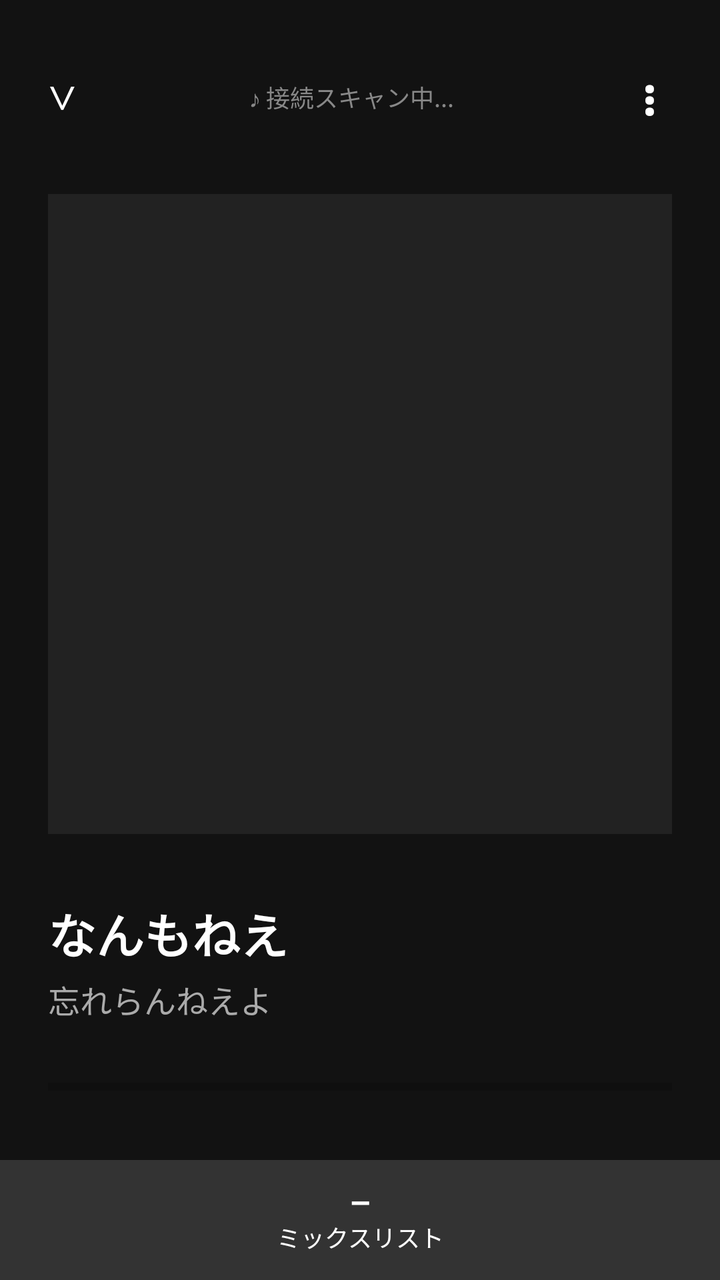
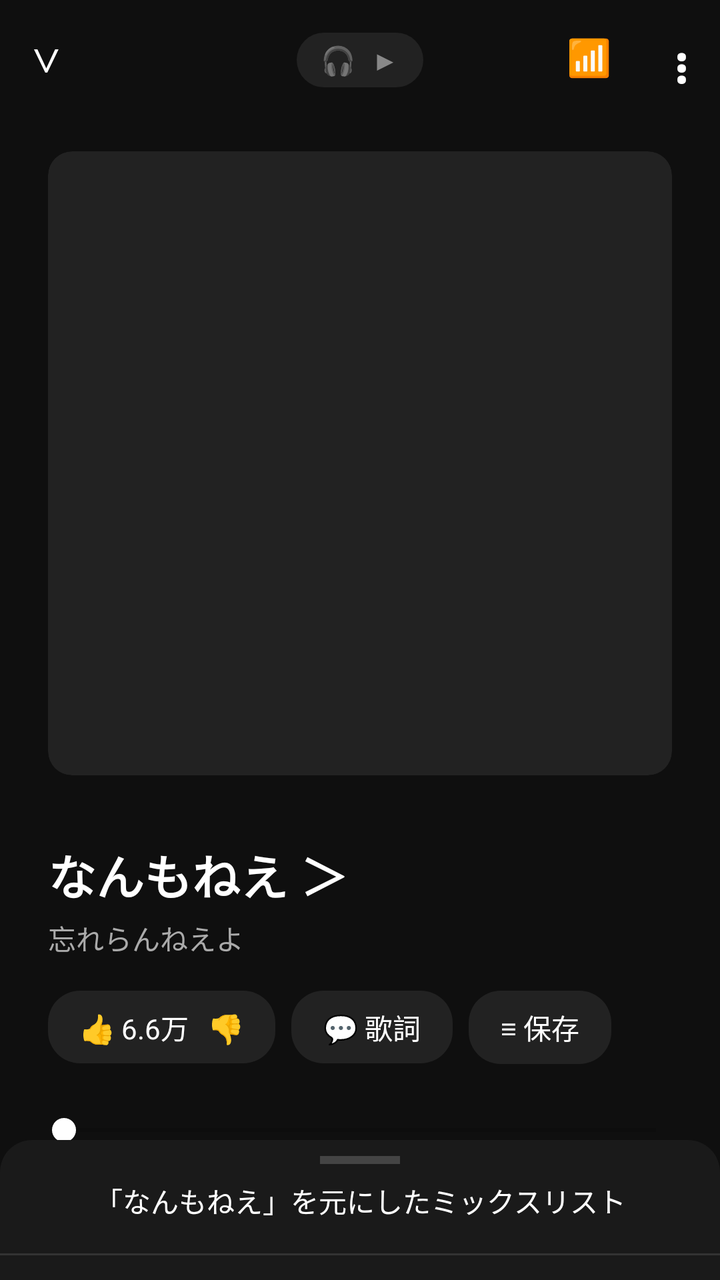

Compare the two renders of this Android layout. The source of the first and the diff that turns it into the second are given below.
<!-- AndroidManifest.xml: application theme Theme.AppCompat.Light.NoActionBar -->
<!-- res/layout/activity_client_camo.xml -->
<?xml version="1.0" encoding="utf-8"?>
<androidx.coordinatorlayout.widget.CoordinatorLayout xmlns:android="http://schemas.android.com/apk/res/android"
    xmlns:app="http://schemas.android.com/apk/res-auto"
    android:layout_width="match_parent"
    android:layout_height="match_parent"
    android:background="#121212">

    
    <LinearLayout
        android:layout_width="match_parent"
        android:layout_height="match_parent"
        android:orientation="vertical"
        android:padding="24dp">

        
        <LinearLayout
            android:layout_width="match_parent"
            android:layout_height="wrap_content"
            android:orientation="horizontal"
            android:gravity="center_vertical"
            android:layout_marginBottom="24dp">
            
            <TextView
                android:layout_width="wrap_content"
                android:layout_height="wrap_content"
                android:text="∨"
                android:textSize="20sp"
                android:textColor="#FFFFFF" />
                
            
            <TextView
                android:id="@+id/tvTargetIpCamo"
                android:layout_width="0dp"
                android:layout_weight="1"
                android:layout_height="wrap_content"
                android:text="♪ 接続スキャン中..."
                android:textColor="#888888"
                android:textSize="12sp"
                android:gravity="center" />
                
            
            <TextView
                android:id="@+id/btnConfigIpCamo"
                android:layout_width="wrap_content"
                android:layout_height="wrap_content"
                android:text="⋮"
                android:textSize="24sp"
                android:textColor="#FFFFFF"
                android:textStyle="bold"
                android:padding="8dp"/>
        </LinearLayout>

        
        <FrameLayout
            android:id="@+id/jacketContainer"
            android:layout_width="match_parent"
            android:layout_height="320dp"
            android:layout_marginBottom="32dp">

            
            <ImageView
                android:id="@+id/imgJacket"
                android:layout_width="match_parent"
                android:layout_height="match_parent"
                android:background="#222222"
                android:scaleType="centerCrop" />

            
            <WebView
                android:id="@+id/webViewCamo"
                android:layout_width="match_parent"
                android:layout_height="match_parent"
                android:background="#000000"
                android:visibility="gone" />
        </FrameLayout>

        
        <TextView
            android:id="@+id/tvTrackTitle"
            android:layout_width="match_parent"
            android:layout_height="wrap_content"
            android:text="なんもねえ"
            android:textColor="#FFFFFF"
            android:textSize="24sp"
            android:textStyle="bold"
            android:layout_marginBottom="4dp" />

        <TextView
            android:id="@+id/tvTrackArtist"
            android:layout_width="match_parent"
            android:layout_height="wrap_content"
            android:text="忘れらんねえよ"
            android:textColor="#AAAAAA"
            android:textSize="16sp"
            android:layout_marginBottom="24dp" />

        
        <ProgressBar
            android:id="@+id/progressBarCamo"
            style="?android:attr/progressBarStyleHorizontal"
            android:layout_width="match_parent"
            android:layout_height="wrap_content"
            android:progress="0"
            android:layout_marginBottom="24dp" />

        
        <LinearLayout
            android:layout_width="match_parent"
            android:layout_height="wrap_content"
            android:orientation="horizontal"
            android:gravity="center"
            android:layout_marginBottom="16dp">

            
            <TextView
                android:id="@+id/btnPrevCamo"
                android:layout_width="wrap_content"
                android:layout_height="wrap_content"
                android:text="⏮"
                android:textSize="40sp"
                android:textColor="#FFFFFF"
                android:padding="16dp" />

            <Space
                android:layout_width="16dp"
                android:layout_height="wrap_content" />

            
            <TextView
                android:id="@+id/btnPlayPauseCamo"
                android:layout_width="wrap_content"
                android:layout_height="wrap_content"
                android:text="▶"
                android:textSize="56sp"
                android:textColor="#FFFFFF"
                android:padding="16dp" />

            <Space
                android:layout_width="16dp"
                android:layout_height="wrap_content" />

            
            <TextView
                android:id="@+id/btnNextCamo"
                android:layout_width="wrap_content"
                android:layout_height="wrap_content"
                android:text="⏭"
                android:textSize="40sp"
                android:textColor="#FFFFFF"
                android:padding="16dp" />
        </LinearLayout>
    </LinearLayout>

    
    <LinearLayout
        android:id="@+id/bottomSheet"
        android:layout_width="match_parent"
        android:layout_height="400dp"
        android:background="#222222"
        android:orientation="vertical"
        app:layout_behavior="com.google.android.material.bottomsheet.BottomSheetBehavior"
        app:behavior_hideable="false"
        app:behavior_peekHeight="60dp">

        <TextView
            android:id="@+id/tvMixListTitle"
            android:layout_width="match_parent"
            android:layout_height="60dp"
            android:text="━\nミックスリスト"
            android:textColor="#FFFFFF"
            android:textSize="12sp"
            android:gravity="center"
            android:background="#333333" />

        <ListView
            android:id="@+id/lvVaultCamo"
            android:layout_width="match_parent"
            android:layout_height="match_parent" />

    </LinearLayout>

</androidx.coordinatorlayout.widget.CoordinatorLayout>
<!-- resources referenced by this layout -->
<resources>

</resources>

<!-- the commit's change to res/layout/activity_client_camo.xml (unified diff, before → after) -->
@@ -3,105 +3,202 @@
     xmlns:app="http://schemas.android.com/apk/res-auto"
     android:layout_width="match_parent"
     android:layout_height="match_parent"
-    android:background="#121212">
+    android:background="#0F0F0F">
 
     
-    <LinearLayout
+    <androidx.constraintlayout.widget.ConstraintLayout
         android:layout_width="match_parent"
-        android:layout_height="match_parent"
-        android:orientation="vertical"
-        android:padding="24dp">
+        android:layout_height="match_parent">
+
+        
+        <TextView
+            android:id="@+id/btnDown"
+            android:layout_width="wrap_content"
+            android:layout_height="wrap_content"
+            android:text="∨"
+            android:textColor="#FFFFFF"
+            android:textSize="20sp"
+            android:padding="16dp"
+            app:layout_constraintTop_toTopOf="parent"
+            app:layout_constraintStart_toStartOf="parent" />
 
         
         <LinearLayout
-            android:layout_width="match_parent"
+            android:layout_width="wrap_content"
             android:layout_height="wrap_content"
             android:orientation="horizontal"
-            android:gravity="center_vertical"
-            android:layout_marginBottom="24dp">
-            
-            <TextView
-                android:layout_width="wrap_content"
-                android:layout_height="wrap_content"
-                android:text="∨"
-                android:textSize="20sp"
-                android:textColor="#FFFFFF" />
+            android:background="@drawable/bg_chip_dark"
+            android:paddingHorizontal="12dp"
+            android:paddingVertical="4dp"
+            app:layout_constraintTop_toTopOf="@id/btnDown"
+            app:layout_constraintBottom_toBottomOf="@id/btnDown"
+            app:layout_constraintStart_toStartOf="parent"
+            app:layout_constraintEnd_toEndOf="parent">
+            <TextView android:layout_width="wrap_content" android:layout_height="wrap_content" android:text="🎧" android:textColor="#FFFFFF" android:paddingEnd="8dp"/>
+            <TextView android:layout_width="wrap_content" android:layout_height="wrap_content" android:text="▶" android:textColor="#888888"/>
+        </LinearLayout>
+
+        <TextView
+            android:id="@+id/btnConfigIpCamo"
+            android:layout_width="wrap_content"
+            android:layout_height="wrap_content"
+            android:text="⋮"
+            android:textColor="#FFFFFF"
+            android:textSize="24sp"
+            android:padding="16dp"
+            android:textStyle="bold"
+            app:layout_constraintTop_toTopOf="parent"
+            app:layout_constraintEnd_toEndOf="parent" />
+
+        <TextView
+            android:id="@+id/tvTargetIpCamo"
+            android:layout_width="wrap_content"
+            android:layout_height="wrap_content"
+            android:text="📶"
+            android:textColor="#FFFFFF"
+            android:textSize="18sp"
+            android:padding="16dp"
+            app:layout_constraintTop_toTopOf="parent"
+            app:layout_constraintEnd_toStartOf="@id/btnConfigIpCamo" />
+
+        
+        <androidx.cardview.widget.CardView
+            android:id="@+id/jacketCard"
+            android:layout_width="0dp"
+            android:layout_height="0dp"
+            android:layout_marginHorizontal="24dp"
+            android:layout_marginTop="16dp"
+            app:cardCornerRadius="12dp"
+            app:cardElevation="0dp"
+            app:cardBackgroundColor="#222222"
+            app:layout_constraintDimensionRatio="1:1"
+            app:layout_constraintTop_toBottomOf="@id/btnDown"
+            app:layout_constraintStart_toStartOf="parent"
+            app:layout_constraintEnd_toEndOf="parent">
+
+            <FrameLayout
+                android:id="@+id/jacketContainer"
+                android:layout_width="match_parent"
+                android:layout_height="match_parent">
                 
-            
-            <TextView
-                android:id="@+id/tvTargetIpCamo"
-                android:layout_width="0dp"
-                android:layout_weight="1"
-                android:layout_height="wrap_content"
-                android:text="♪ 接続スキャン中..."
-                android:textColor="#888888"
-                android:textSize="12sp"
-                android:gravity="center" />
-                
-            
-            <TextView
-                android:id="@+id/btnConfigIpCamo"
-                android:layout_width="wrap_content"
-                android:layout_height="wrap_content"
-                android:text="⋮"
-                android:textSize="24sp"
-                android:textColor="#FFFFFF"
-                android:textStyle="bold"
-                android:padding="8dp"/>
-        </LinearLayout>
-
-        
-        <FrameLayout
-            android:id="@+id/jacketContainer"
-            android:layout_width="match_parent"
-            android:layout_height="320dp"
-            android:layout_marginBottom="32dp">
-
-            
-            <ImageView
-                android:id="@+id/imgJacket"
-                android:layout_width="match_parent"
-                android:layout_height="match_parent"
-                android:background="#222222"
-                android:scaleType="centerCrop" />
-
-            
-            <WebView
-                android:id="@+id/webViewCamo"
-                android:layout_width="match_parent"
-                android:layout_height="match_parent"
-                android:background="#000000"
-                android:visibility="gone" />
-        </FrameLayout>
+                <ImageView
+                    android:id="@+id/imgJacket"
+                    android:layout_width="match_parent"
+                    android:layout_height="match_parent"
+                    android:scaleType="centerCrop" />
+
+                <WebView
+                    android:id="@+id/webViewCamo"
+                    android:layout_width="match_parent"
+                    android:layout_height="match_parent"
+                    android:background="#000000"
+                    android:visibility="gone" />
+            </FrameLayout>
+        </androidx.cardview.widget.CardView>
 
         
         <TextView
             android:id="@+id/tvTrackTitle"
-            android:layout_width="match_parent"
-            android:layout_height="wrap_content"
-            android:text="なんもねえ"
+            android:layout_width="0dp"
+            android:layout_height="wrap_content"
+            android:layout_marginTop="32dp"
+            android:layout_marginHorizontal="24dp"
+            android:text="なんもねえ ＞"
             android:textColor="#FFFFFF"
             android:textSize="24sp"
             android:textStyle="bold"
-            android:layout_marginBottom="4dp" />
+            app:layout_constraintTop_toBottomOf="@id/jacketCard"
+            app:layout_constraintStart_toStartOf="parent"
+            app:layout_constraintEnd_toEndOf="parent" />
 
         <TextView
             android:id="@+id/tvTrackArtist"
-            android:layout_width="match_parent"
-            android:layout_height="wrap_content"
+            android:layout_width="0dp"
+            android:layout_height="wrap_content"
+            android:layout_marginHorizontal="24dp"
+            android:layout_marginTop="4dp"
             android:text="忘れらんねえよ"
             android:textColor="#AAAAAA"
-            android:textSize="16sp"
-            android:layout_marginBottom="24dp" />
-
-        
-        <ProgressBar
+            android:textSize="14sp"
+            app:layout_constraintTop_toBottomOf="@id/tvTrackTitle"
+            app:layout_constraintStart_toStartOf="parent"
+            app:layout_constraintEnd_toEndOf="parent" />
+
+        
+        <HorizontalScrollView
+            android:id="@+id/actionScroll"
+            android:layout_width="match_parent"
+            android:layout_height="wrap_content"
+            android:layout_marginTop="16dp"
+            android:scrollbars="none"
+            app:layout_constraintTop_toBottomOf="@id/tvTrackArtist">
+            
+            <LinearLayout
+                android:layout_width="wrap_content"
+                android:layout_height="wrap_content"
+                android:orientation="horizontal"
+                android:paddingHorizontal="24dp">
+                
+                <TextView
+                    android:layout_width="wrap_content"
+                    android:layout_height="wrap_content"
+                    android:background="@drawable/bg_chip_dark"
+                    android:text="👍 6.6万   👎"
+                    android:textColor="#FFFFFF"
+                    android:paddingHorizontal="16dp"
+                    android:paddingVertical="8dp"
+                    android:layout_marginEnd="8dp"/>
+                <TextView
+                    android:layout_width="wrap_content"
+                    android:layout_height="wrap_content"
+                    android:background="@drawable/bg_chip_dark"
+                    android:text="💬 歌詞"
+                    android:textColor="#FFFFFF"
+                    android:paddingHorizontal="16dp"
+                    android:paddingVertical="8dp"
+                    android:layout_marginEnd="8dp"/>
+                <TextView
+                    android:layout_width="wrap_content"
+                    android:layout_height="wrap_content"
+                    android:background="@drawable/bg_chip_dark"
+                    android:text="≡ 保存"
+                    android:textColor="#FFFFFF"
+                    android:paddingHorizontal="16dp"
+                    android:paddingVertical="8dp"/>
+            </LinearLayout>
+        </HorizontalScrollView>
+
+        
+        <SeekBar
             android:id="@+id/progressBarCamo"
-            style="?android:attr/progressBarStyleHorizontal"
-            android:layout_width="match_parent"
-            android:layout_height="wrap_content"
+            android:layout_width="match_parent"
+            android:layout_height="wrap_content"
+            android:layout_marginHorizontal="16dp"
+            android:layout_marginTop="24dp"
             android:progress="0"
-            android:layout_marginBottom="24dp" />
+            android:progressTint="#FFFFFF"
+            android:thumbTint="#FFFFFF"
+            app:layout_constraintTop_toBottomOf="@id/actionScroll"/>
+
+        <TextView
+            android:layout_width="wrap_content"
+            android:layout_height="wrap_content"
+            android:layout_marginStart="24dp"
+            android:text="0:00"
+            android:textColor="#888888"
+            android:textSize="12sp"
+            app:layout_constraintTop_toBottomOf="@id/progressBarCamo"
+            app:layout_constraintStart_toStartOf="parent"/>
+
+        <TextView
+            android:layout_width="wrap_content"
+            android:layout_height="wrap_content"
+            android:layout_marginEnd="24dp"
+            android:text="3:45"
+            android:textColor="#888888"
+            android:textSize="12sp"
+            app:layout_constraintTop_toBottomOf="@id/progressBarCamo"
+            app:layout_constraintEnd_toEndOf="parent"/>
 
         
         <LinearLayout
@@ -109,7 +206,10 @@
             android:layout_height="wrap_content"
             android:orientation="horizontal"
             android:gravity="center"
-            android:layout_marginBottom="16dp">
+            android:layout_marginTop="16dp"
+            app:layout_constraintTop_toBottomOf="@id/progressBarCamo">
+
+            <TextView android:layout_width="wrap_content" android:layout_height="wrap_content" android:text="🔀" android:textColor="#FFFFFF" android:textSize="24sp" android:layout_weight="1" android:gravity="center"/>
 
             
             <TextView
@@ -119,25 +219,25 @@
                 android:text="⏮"
                 android:textSize="40sp"
                 android:textColor="#FFFFFF"
-                android:padding="16dp" />
-
-            <Space
-                android:layout_width="16dp"
-                android:layout_height="wrap_content" />
-
-            
-            <TextView
-                android:id="@+id/btnPlayPauseCamo"
-                android:layout_width="wrap_content"
-                android:layout_height="wrap_content"
-                android:text="▶"
-                android:textSize="56sp"
-                android:textColor="#FFFFFF"
-                android:padding="16dp" />
-
-            <Space
-                android:layout_width="16dp"
-                android:layout_height="wrap_content" />
+                android:layout_weight="1"
+                android:gravity="center" />
+
+            
+            <FrameLayout
+                android:layout_width="wrap_content"
+                android:layout_height="wrap_content"
+                android:layout_weight="1">
+                <TextView
+                    android:id="@+id/btnPlayPauseCamo"
+                    android:layout_width="72dp"
+                    android:layout_height="72dp"
+                    android:background="@drawable/bg_circle_white"
+                    android:text="▶"
+                    android:textSize="36sp"
+                    android:textColor="#000000"
+                    android:gravity="center"
+                    android:layout_gravity="center" />
+            </FrameLayout>
 
             
             <TextView
@@ -147,30 +247,44 @@
                 android:text="⏭"
                 android:textSize="40sp"
                 android:textColor="#FFFFFF"
-                android:padding="16dp" />
+                android:layout_weight="1"
+                android:gravity="center" />
+                
+            <TextView android:layout_width="wrap_content" android:layout_height="wrap_content" android:text="🔁" android:textColor="#FFFFFF" android:textSize="24sp" android:layout_weight="1" android:gravity="center"/>
         </LinearLayout>
-    </LinearLayout>
+
+    </androidx.constraintlayout.widget.ConstraintLayout>
 
     
     <LinearLayout
         android:id="@+id/bottomSheet"
         android:layout_width="match_parent"
-        android:layout_height="400dp"
-        android:background="#222222"
+        android:layout_height="500dp"
+        android:background="@drawable/bg_bottom_sheet"
         android:orientation="vertical"
+        android:paddingTop="8dp"
         app:layout_behavior="com.google.android.material.bottomsheet.BottomSheetBehavior"
         app:behavior_hideable="false"
-        app:behavior_peekHeight="60dp">
+        app:behavior_peekHeight="70dp">
+
+        <View
+            android:layout_width="40dp"
+            android:layout_height="4dp"
+            android:background="#444444"
+            android:layout_gravity="center_horizontal"
+            android:layout_marginBottom="8dp"/>
 
         <TextView
             android:id="@+id/tvMixListTitle"
             android:layout_width="match_parent"
-            android:layout_height="60dp"
-            android:text="━\nミックスリスト"
-            android:textColor="#FFFFFF"
-            android:textSize="12sp"
+            android:layout_height="wrap_content"
+            android:text="「なんもねえ」を元にしたミックスリスト"
+            android:textColor="#FFFFFF"
+            android:textSize="14sp"
             android:gravity="center"
-            android:background="#333333" />
+            android:paddingBottom="16dp" />
+            
+        <View android:layout_width="match_parent" android:layout_height="1dp" android:background="#333333"/>
 
         <ListView
             android:id="@+id/lvVaultCamo"
<!-- resource entries referenced after the edit -->
@@ -1,5 +1,21 @@
 <!-- resources referenced by this layout -->
 <resources>
-
+  <!-- drawable bg_bottom_sheet (drawable) -->
+  <?xml version="1.0" encoding="utf-8"?>
+  <shape xmlns:android="http://schemas.android.com/apk/res/android">
+      <solid android:color="#1A1A1A"/>
+      <corners android:topLeftRadius="16dp" android:topRightRadius="16dp"/>
+  </shape>
+  <!-- drawable bg_chip_dark (drawable) -->
+  <?xml version="1.0" encoding="utf-8"?>
+  <shape xmlns:android="http://schemas.android.com/apk/res/android">
+      <solid android:color="#222222"/>
+      <corners android:radius="16dp"/>
+  </shape>
+  <!-- drawable bg_circle_white (drawable) -->
+  <?xml version="1.0" encoding="utf-8"?>
+  <shape xmlns:android="http://schemas.android.com/apk/res/android" android:shape="oval">
+      <solid android:color="#FFFFFF"/>
+  </shape>
 </resources>
 
